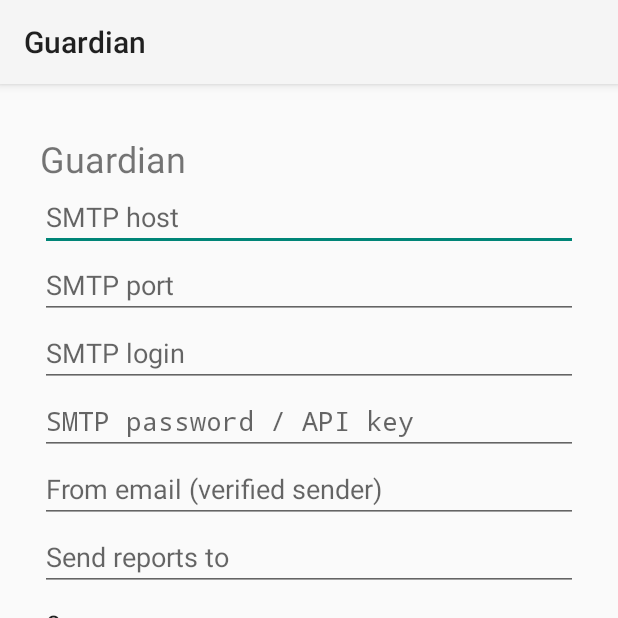
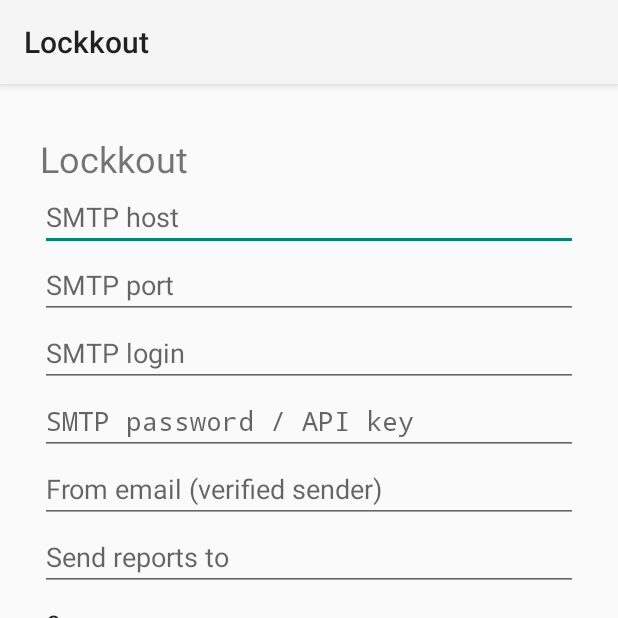
Before and after one commit to sumitguptaji/guardian, an Android app: the screen it shows after launch (MainActivity), on a phone screen of 412 x 824 dp, the top half of it. Run offline under Robolectric (Android 15) with nearby library versions, the phone set to English and light mode, and no system bars; 3 statements that could not run were skipped.

Commit message:
Rename app to Lockkout

```diff
--- a/android/app/src/main/AndroidManifest.xml
+++ b/android/app/src/main/AndroidManifest.xml
@@ -13,7 +13,7 @@
 
     <application
         android:allowBackup="false"
-        android:label="Guardian"
+        android:label="Lockkout"
         android:icon="@android:drawable/ic_menu_compass"
         android:theme="@style/Theme.AppCompat.DayNight">
 
--- a/android/app/src/main/java/com/guardian/client/MainActivity.kt
+++ b/android/app/src/main/java/com/guardian/client/MainActivity.kt
@@ -107,7 +107,7 @@ class MainActivity : AppCompatActivity() {
 
         val root = LinearLayout(this).apply {
             orientation = LinearLayout.VERTICAL; setPadding(40, 50, 40, 50)
-            addView(TextView(this@MainActivity).apply { text = "Guardian"; textSize = 24f })
+            addView(TextView(this@MainActivity).apply { text = "Lockkout"; textSize = 24f })
             listOf(host, port, user, pass, from, to, hour).forEach(::addView)
             addView(smsBody); addView(save); addView(grant)
             addView(notifAccess); addView(battery); addView(start); addView(status)
```
